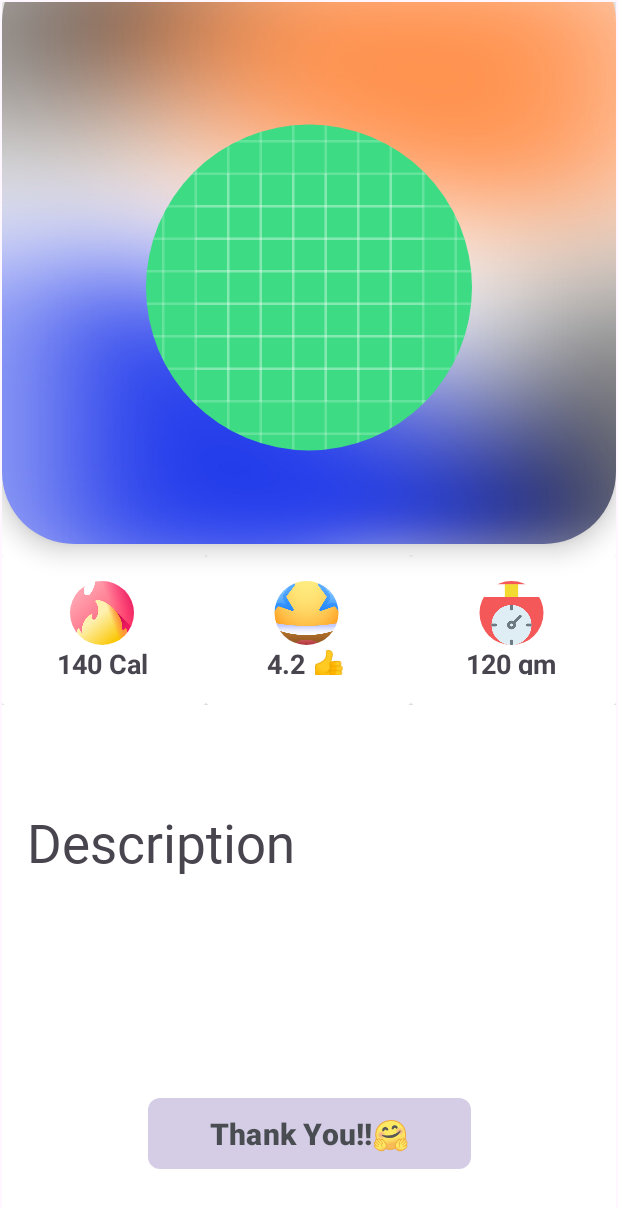
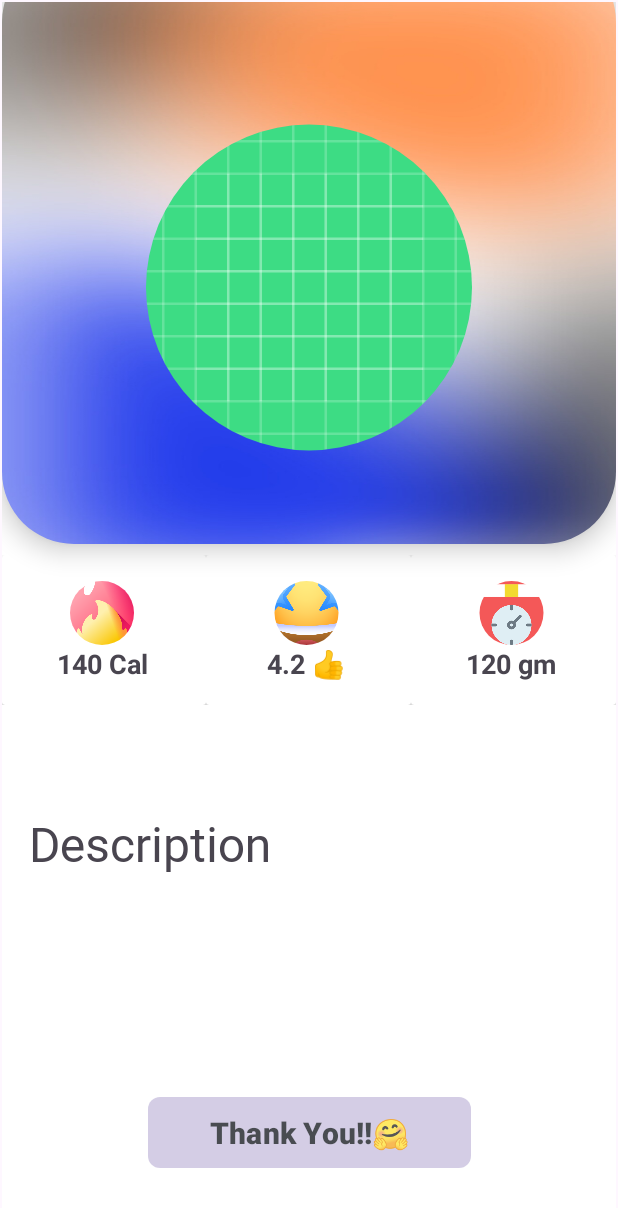
Before and after one commit to Kshitiz-Mhto/FoodieHub, an Android app: the InfoFragment screen opened through its navigation route, on a phone screen of 412 x 824 dp. Shown: the top 1208 px of the screen. Run offline under Robolectric (Android 15) with nearby library versions, the phone set to English and light mode, and no system bars; our stand-ins replace CircleImageView; network calls fail.

Commit message:
info layout has been updated

```diff
--- a/app/src/main/res/layout/food_cardview.xml
+++ b/app/src/main/res/layout/food_cardview.xml
@@ -59,7 +59,7 @@
                 android:textStyle="bold" />
 
             <ImageButton
-                android:id="@+id/imageButton"
+                android:id="@+id/btnBuy"
                 android:layout_width="65dp"
                 android:layout_height="48dp"
                 android:layout_above="@+id/etImage"
--- a/app/src/main/res/layout/fragment_info.xml
+++ b/app/src/main/res/layout/fragment_info.xml
@@ -114,7 +114,7 @@
                     android:layout_marginStart="-1dp"
                     android:layout_marginTop="60dp"
                     android:layout_marginEnd="1dp"
-                    android:layout_marginBottom="20dp"
+                    android:layout_marginBottom="15dp"
                     android:gravity="center"
                     android:text="140 Cal"
                     android:textSize="18sp"
@@ -156,7 +156,7 @@
                     android:layout_marginStart="-1dp"
                     android:layout_marginTop="60dp"
                     android:layout_marginEnd="1dp"
-                    android:layout_marginBottom="20dp"
+                    android:layout_marginBottom="15dp"
                     android:gravity="center"
                     android:text="4.2 👍"
                     android:textSize="18sp"
@@ -199,7 +199,7 @@
                     android:layout_marginStart="-1dp"
                     android:layout_marginTop="60dp"
                     android:layout_marginEnd="1dp"
-                    android:layout_marginBottom="20dp"
+                    android:layout_marginBottom="15dp"
                     android:gravity="center"
                     android:text="120 gm"
                     android:textSize="18sp"
@@ -216,7 +216,7 @@
         android:fontFamily="@font/raleway_semibold"
         android:text="Description"
         android:textAlignment="center"
-        android:textSize="35sp"
+        android:textSize="32sp"
         app:layout_constraintBottom_toBottomOf="parent"
         app:layout_constraintEnd_toEndOf="parent"
         app:layout_constraintHorizontal_bias="0.072"
```
